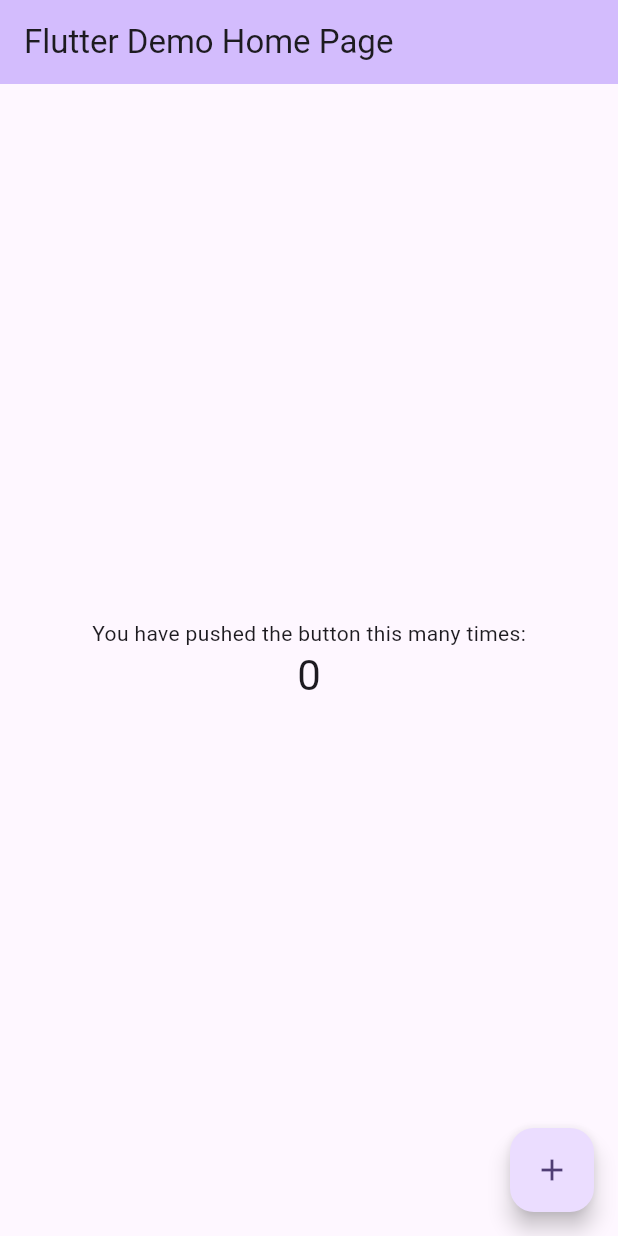
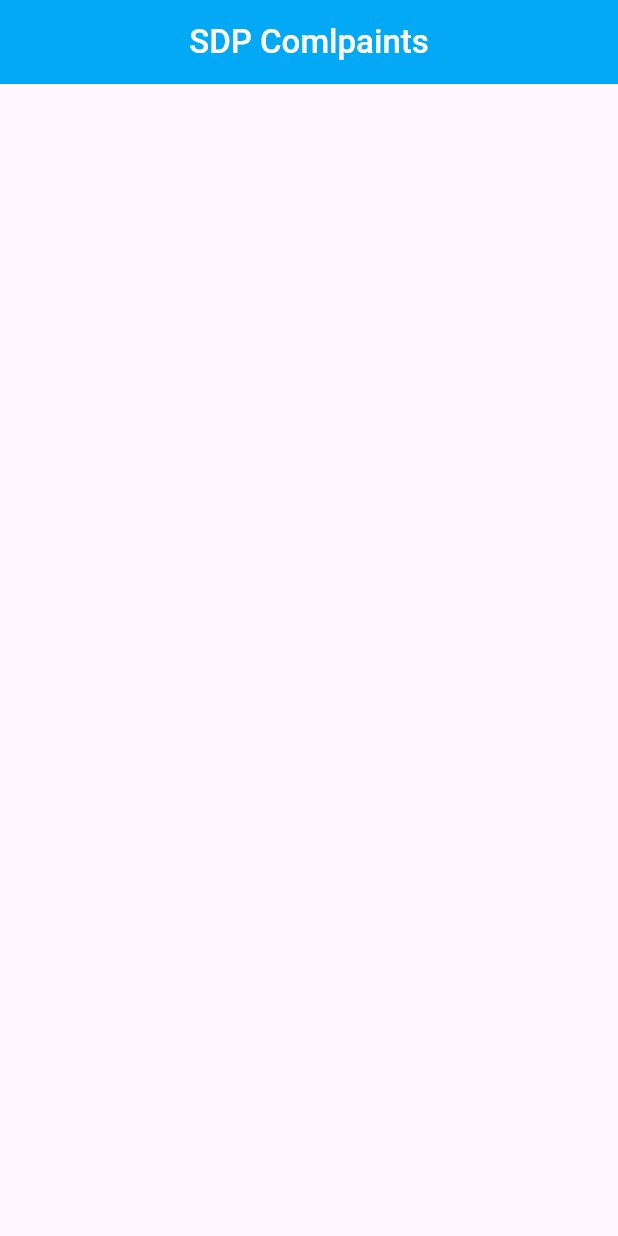
Before and after one commit to smThilshan/sdp-mobileapp, a Flutter app: the screen it shows after launch, on a phone screen of 412 x 824 dp. Run offline on Flutter 3.47's test engine with Material 3 defaults, Android fonts, the phone set to English and light mode, and no system bars; Roboto replaces fonts that are missing (OpenSans).

Commit message:
structure added

```diff
--- a/lib/main.dart
+++ b/lib/main.dart
@@ -1,4 +1,7 @@
 import 'package:flutter/material.dart';
+import 'package:provider/provider.dart';
+import 'package:sdp_mobileapp/providers/complaint_provider.dart';
+import 'package:sdp_mobileapp/screens/home_screen.dart';
 
 void main() {
   runApp(const MyApp());
@@ -10,116 +13,17 @@
   // This widget is the root of your application.
   @override
   Widget build(BuildContext context) {
-    return MaterialApp(
-      title: 'Flutter Demo',
-      theme: ThemeData(
-        // This is the theme of your application.
-        //
-        // TRY THIS: Try running your application with "flutter run". You'll see
-        // the application has a purple toolbar. Then, without quitting the app,
-        // try changing the seedColor in the colorScheme below to Colors.green
-        // and then invoke "hot reload" (save your changes or press the "hot
-        // reload" button in a Flutter-supported IDE, or press "r" if you used
-        // the command line to start the app).
-        //
-        // Notice that the counter didn't reset back to zero; the application
-        // state is not lost during the reload. To reset the state, use hot
-        // restart instead.
-        //
-        // This works for code too, not just values: Most code changes can be
-        // tested with just a hot reload.
-        colorScheme: ColorScheme.fromSeed(seedColor: Colors.deepPurple),
-        useMaterial3: true,
+    return MultiProvider(
+      providers: [
+        ChangeNotifierProvider(create: (_) => ComplaintsProvider()),
+      ],
+      child: MaterialApp(
+        debugShowCheckedModeBanner: false,
+        home: const HomeScreen(),
+        routes: {
+          HomeScreen.routeName: (context) => const HomeScreen(),
+        },
       ),
-      home: const MyHomePage(title: 'Flutter Demo Home Page'),
     );
   }
 }
-
-class MyHomePage extends StatefulWidget {
-  const MyHomePage({super.key, required this.title});
-
-  // This widget is the home page of your application. It is stateful, meaning
-  // that it has a State object (defined below) that contains fields that affect
-  // how it looks.
-
-  // This class is the configuration for the state. It holds the values (in this
-  // case the title) provided by the parent (in this case the App widget) and
-  // used by the build method of the State. Fields in a Widget subclass are
-  // always marked "final".
-
-  final String title;
-
-  @override
-  State<MyHomePage> createState() => _MyHomePageState();
-}
-
-class _MyHomePageState extends State<MyHomePage> {
-  int _counter = 0;
-
-  void _incrementCounter() {
-    setState(() {
-      // This call to setState tells the Flutter framework that something has
-      // changed in this State, which causes it to rerun the build method below
-      // so that the display can reflect the updated values. If we changed
-      // _counter without calling setState(), then the build method would not be
-      // called again, and so nothing would appear to happen.
-      _counter++;
-    });
-  }
-
-  @override
-  Widget build(BuildContext context) {
-    // This method is rerun every time setState is called, for instance as done
-    // by the _incrementCounter method above.
-    //
-    // The Flutter framework has been optimized to make rerunning build methods
-    // fast, so that you can just rebuild anything that needs updating rather
-    // than having to individually change instances of widgets.
-    return Scaffold(
-      appBar: AppBar(
-        // TRY THIS: Try changing the color here to a specific color (to
-        // Colors.amber, perhaps?) and trigger a hot reload to see the AppBar
-        // change color while the other colors stay the same.
-        backgroundColor: Theme.of(context).colorScheme.inversePrimary,
-        // Here we take the value from the MyHomePage object that was created by
-        // the App.build method, and use it to set our appbar title.
-        title: Text(widget.title),
-      ),
-      body: Center(
-        // Center is a layout widget. It takes a single child and positions it
-        // in the middle of the parent.
-        child: Column(
-          // Column is also a layout widget. It takes a list of children and
-          // arranges them vertically. By default, it sizes itself to fit its
-          // children horizontally, and tries to be as tall as its parent.
-          //
-          // Column has various properties to control how it sizes itself and
-          // how it positions its children. Here we use mainAxisAlignment to
-          // center the children vertically; the main axis here is the vertical
-          // axis because Columns are vertical (the cross axis would be
-          // horizontal).
-          //
-          // TRY THIS: Invoke "debug painting" (choose the "Toggle Debug Paint"
-          // action in the IDE, or press "p" in the console), to see the
-          // wireframe for each widget.
-          mainAxisAlignment: MainAxisAlignment.center,
-          children: <Widget>[
-            const Text(
-              'You have pushed the button this many times:',
-            ),
-            Text(
-              '$_counter',
-              style: Theme.of(context).textTheme.headlineMedium,
-            ),
-          ],
-        ),
-      ),
-      floatingActionButton: FloatingActionButton(
-        onPressed: _incrementCounter,
-        tooltip: 'Increment',
-        child: const Icon(Icons.add),
-      ), // This trailing comma makes auto-formatting nicer for build methods.
-    );
-  }
-}
--- /dev/null
+++ b/lib/providers/complaint_provider.dart
@@ -0,0 +1,3 @@
+import 'package:flutter/material.dart';
+
+class ComplaintsProvider with ChangeNotifier {}
--- /dev/null
+++ b/lib/screens/home_screen.dart
@@ -0,0 +1,25 @@
+import 'package:flutter/material.dart';
+
+class HomeScreen extends StatelessWidget {
+  static const routeName = 'home_screen';
+
+  const HomeScreen({super.key});
+
+  @override
+  Widget build(BuildContext context) {
+    return Scaffold(
+      appBar: AppBar(
+        title: const Text(
+          "SDP Comlpaints",
+          style: TextStyle(
+            fontFamily: 'OpenSans',
+            color: Colors.white,
+            fontWeight: FontWeight.w500,
+          ),
+        ),
+        backgroundColor: Colors.lightBlue,
+        centerTitle: true,
+      ),
+    );
+  }
+}
--- a/pubspec.yaml
+++ b/pubspec.yaml
@@ -35,6 +35,7 @@ dependencies:
   # The following adds the Cupertino Icons font to your application.
   # Use with the CupertinoIcons class for iOS style icons.
   cupertino_icons: ^1.0.2
+  provider: ^6.1.1
 
 dev_dependencies:
   flutter_test:
```
Also changed, not shown: lib/screens/add_complaint_screen.dart (added, +12 -0 lines), lib/screens/complaint_details_screen.dart (added, +12 -0 lines), lib/screens/complaint_screen.dart (added, +12 -0 lines), lib/screens/forgot_password_screen.dart (added, +12 -0 lines), lib/screens/login_screen.dart (added, +12 -0 lines), lib/screens/profile_screen.dart (added, +11 -0 lines), lib/screens/register_screen.dart (added, +11 -0 lines), pubspec.lock.
